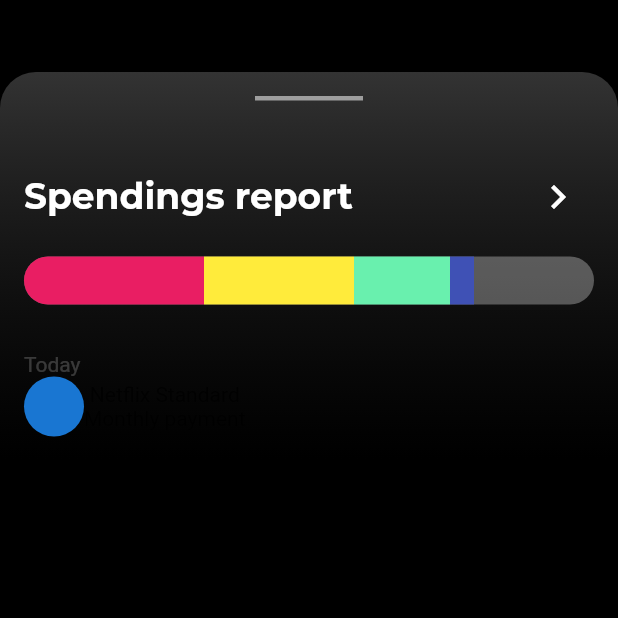
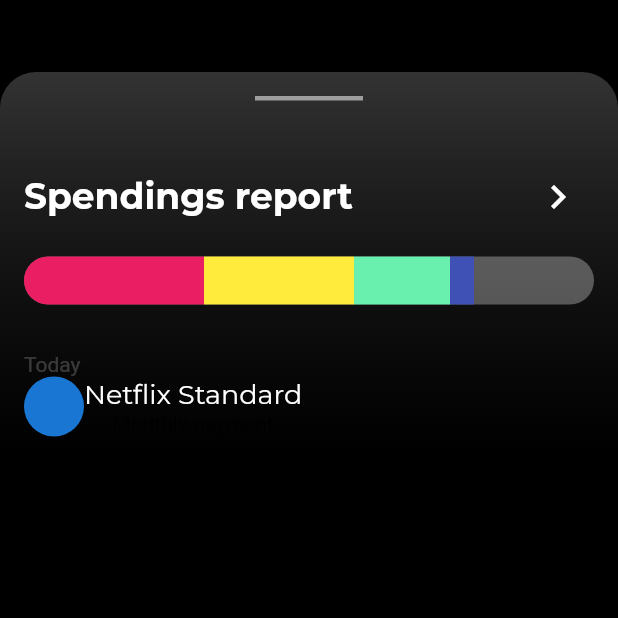
Before and after one commit to JAICHANGPARK/flutter_notebook_8th_story, a Flutter app: the screen it shows after launch, on a phone screen of 412 x 824 dp, the top half of it. Run offline on Flutter 3.47's test engine with Material 2 defaults, Android fonts, the phone set to English and light mode, and no system bars; our stand-ins replace badges, flutter_hooks, google_fonts, hooks_riverpod, state_notifier.

Commit message:
Update bank_main_page.dart

```diff
--- a/lib/ep594_banking_app/bank_main_page.dart
+++ b/lib/ep594_banking_app/bank_main_page.dart
@@ -114,7 +114,10 @@ class _BankMainPageState extends State<BankMainPage> {
                             CircleAvatar(),
                             Column(
                               children: [
-                                Text("Netflix Standard"),
+                                Text("Netflix Standard",style: GoogleFonts.montserrat(
+                                  color: Colors.white,
+                                  fontSize: 18,
+                                ),),
                                 Text("Monthly payment")
                               ],
                             )
```
